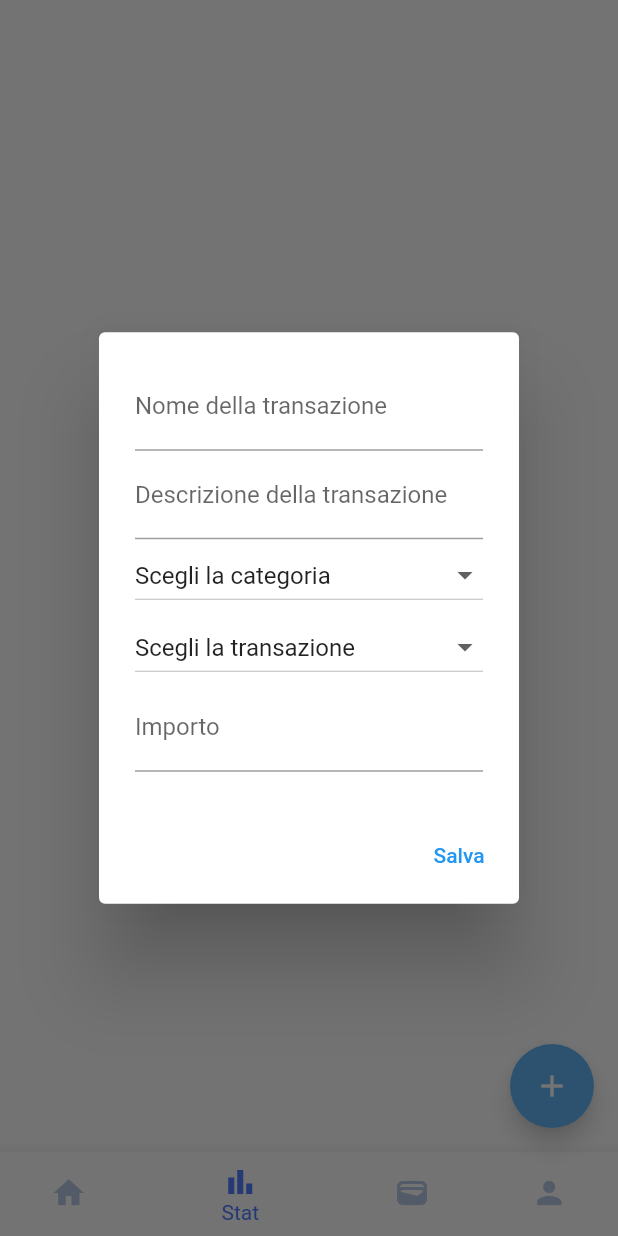
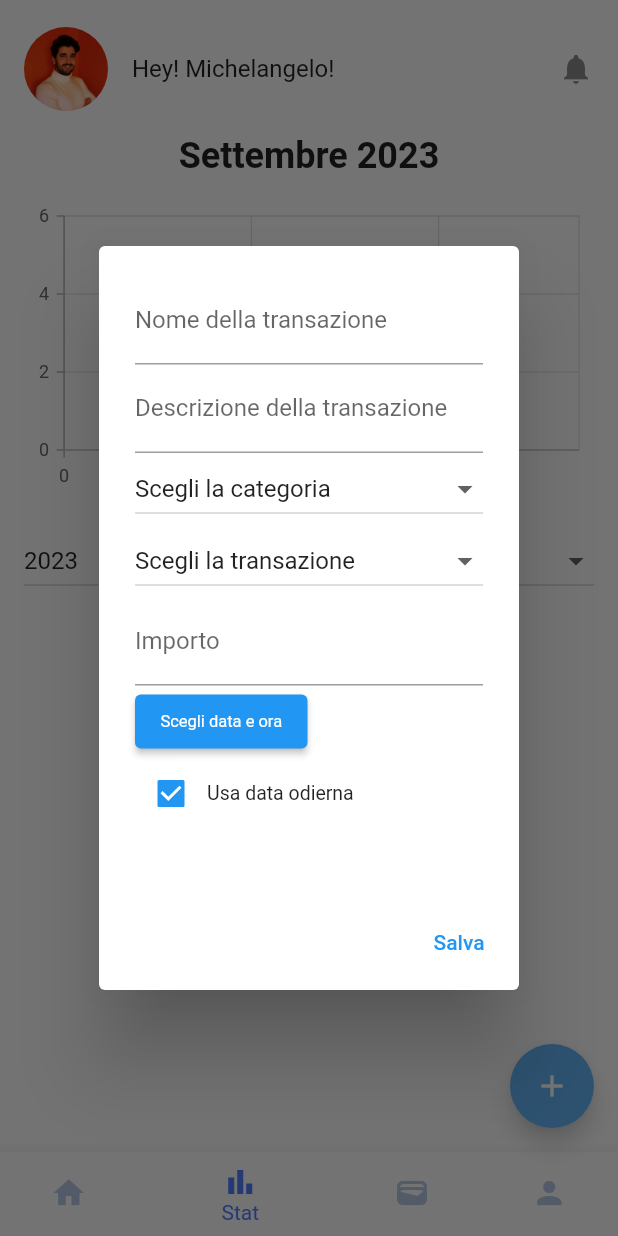
Before and after one commit to Michelangelo00/flutter-projects, a Flutter app: the screen it shows after launch, item 2 of the bottom bar chosen, after a tap on the "add" icon, on a phone screen of 412 x 824 dp. Run offline on Flutter 3.47's test engine with Material 2 defaults, Android fonts, the phone set to English and light mode, and no system bars; our stand-ins replace sqflite, syncfusion_flutter_charts; accounts and stored records are empty.

Commit message:
17:37 - 01/09/2023

```diff
--- /dev/null
+++ b/moneymanagerapp/lib/screens/home_stat_tab.dart
@@ -0,0 +1,237 @@
+import 'package:flutter/material.dart';
+import 'package:moneymanagerapp/data/userInfo.dart';
+import 'package:moneymanagerapp/utils/constants.dart';
+import 'package:moneymanagerapp/utils/database_helper.dart';
+import 'package:syncfusion_flutter_charts/charts.dart';
+import 'package:moneymanagerapp/widget/transiction_item_title.dart';
+
+class HomeStatTab extends StatefulWidget {
+  final List<Transaction> transactions;
+  final UserInfo userdata;
+  final Function() onReload;
+
+  const HomeStatTab(
+      {super.key,
+      required this.userdata,
+      required this.onReload,
+      required this.transactions});
+
+  @override
+  _HomeStatTabState createState() => _HomeStatTabState();
+}
+
+class _HomeStatTabState extends State<HomeStatTab> {
+  String? selectedMonth;
+  String? selectedYear;
+  List<Transaction> _transactions = []; // 1. Aggiorna lo stato
+
+  List<String> months = [
+    "Gennaio",
+    "Febbraio",
+    "Marzo",
+    "Aprile",
+    "Maggio",
+    "Giugno",
+    "Luglio",
+    "Agosto",
+    "Settembre",
+    "Ottobre",
+    "Novembre",
+    "Dicembre"
+  ];
+
+  List<String> years = List<String>.generate(1101, (int index) {
+    return (1900 + index).toString();
+  });
+
+  @override
+  void initState() {
+    super.initState();
+
+    DateTime now = DateTime.now();
+    selectedYear = now.year.toString();
+    selectedMonth = months[now.month - 1];
+
+    // Carica i dati all'inizializzazione
+    loadData();
+  }
+
+  loadData() async {
+    List<Transaction> loadedTransactions = await DatabaseHelper.instance
+        .getTransactionsForMonthAndYear(selectedMonth!, selectedYear!, months);
+    setState(() {
+      _transactions = loadedTransactions;
+    });
+  }
+
+
+
+  @override
+  Widget build(BuildContext context) {
+
+    // 1. Numero di giorni nel mese
+    int daysInMonth = DateTime(
+      int.parse(selectedYear!),
+      months.indexOf(selectedMonth!) + 2,
+      0,
+    ).day;
+
+    // 2. Trova la transazione massima (Assumendo che _transactions sia la tua lista di transazioni)
+    double maxTransaction = _transactions.isEmpty
+        ? 0.0
+        : _transactions
+            .map((transaction) => double.parse(transaction.amount))
+            .reduce((double a, double b) => a > b ? a : b);
+
+    // 3. Aggiungi un margine (ad esempio, il 10% del maxTransaction)
+    double upperLimit = maxTransaction * 1.1;
+
+    return ListView(
+      shrinkWrap: true,
+      children: [
+        Padding(
+          padding: const EdgeInsets.only(top: 18.0),
+          child: ListTile(
+            title: Text("Hey! ${widget.userdata.name}!"),
+            leading: ClipRRect(
+              borderRadius:
+                  const BorderRadius.all(Radius.circular(defaultRadius * 4)),
+              child: Image.asset("assets/image/profile.jpeg"),
+            ),
+            trailing: const Icon(Icons.notifications),
+          ),
+        ),
+        Padding(
+          padding: const EdgeInsets.all(16.0),
+          child: Column(
+            crossAxisAlignment: CrossAxisAlignment.center,
+            children: [
+              // Titolo
+              Text(
+                "${selectedMonth ?? 'Mese attuale'} ${selectedYear ?? 'Anno attuale'}",
+                style: const TextStyle(
+                  fontSize: 24,
+                  fontWeight: FontWeight.bold,
+                ),
+              ),
+              const SizedBox(height: 16),
+              // Grafico
+              Container(
+                height: 200,
+                color: Colors.transparent,
+                child: SfCartesianChart(),
+              ),
+              const SizedBox(height: 16),
+              // Dropdowns per il mese e l'anno
+              Row(
+                mainAxisAlignment: MainAxisAlignment.spaceAround,
+                children: [
+                  // Anno
+                  Expanded(
+                    child: DropdownButton<String>(
+                      menuMaxHeight: 300,
+                      isExpanded: true,
+                      value: selectedYear,
+                      hint: const Text("Scegli l'anno"),
+                      items: years.map((String value) {
+                        return DropdownMenuItem<String>(
+                          value: value,
+                          child: Text(value),
+                        );
+                      }).toList(),
+                      onChanged: (newValue) {
+                        setState(() {
+                          selectedYear = newValue;
+                          loadData();
+                        });
+                      },
+                    ),
+                  ),
+                  const SizedBox(width: 16),
+                  // Mese
+                  Expanded(
+                    child: DropdownButton<String>(
+                      menuMaxHeight: 300,
+                      isExpanded: true,
+                      value: selectedMonth,
+                      hint: const Text("Scegli il mese"),
+                      items: months.map((String value) {
+                        return DropdownMenuItem<String>(
+                          value: value,
+                          child: Text(value),
+                        );
+                      }).toList(),
+                      onChanged: (newValue) {
+                        setState(() {
+                          selectedMonth = newValue;
+                          loadData();
+                        });
+                      },
+                    ),
+                  ),
+                ],
+              ),
+              const SizedBox(height: 16),
+              // Lista delle transazioni
+              const Text('Transazioni'),
+              const SizedBox(height: 16),
+              FutureBuilder<List<Transaction>>(
+                future: DatabaseHelper.instance.getTransactionsForMonthAndYear(
+                    selectedMonth!, selectedYear!, months),
+                builder: (context, snapshot) {
+                  if (snapshot.connectionState == ConnectionState.waiting) {
+                    return const Center(child: CircularProgressIndicator());
+                  } else if (snapshot.hasError) {
+                    return Center(
+                      child:
+                          Text('Si è verificato un errore: ${snapshot.error}'),
+                    );
+                  } else if (!snapshot.hasData || snapshot.data!.isEmpty) {
+                    return const Center(
+                      child: Text('Nessuna transazione disponibile.'),
+                    );
+                  } else {
+                    List<Transaction> transactions = snapshot.data!;
+                    transactions = List.from(transactions);
+                    return Column(
+                      children: transactions.map((transaction) {
+                        return TransictionItemTitle(
+                          transaction: transaction,
+                          onReload: loadData,
+                          onTransactionDeleted: _onTransactionDeleted,
+                        );
+                      }).toList(),
+                    );
+                  }
+                },
+              ),
+            ],
+          ),
+        ),
+      ],
+    );
+  }
+
+  void _onTransactionDeleted(double amount, TransactionType type) {
+    setState(() {
+      if (type == TransactionType.entrata) {
+        String entrataWithoutCurrency =
+            widget.userdata.entrata.replaceAll('€', '').trim();
+        widget.userdata.entrata =
+            '${double.parse(entrataWithoutCurrency) - amount}€';
+      } else if (type == TransactionType.uscita) {
+        String uscitaWithoutCurrency =
+            widget.userdata.uscita.replaceAll('€', '').trim();
+        widget.userdata.uscita =
+            '${double.parse(uscitaWithoutCurrency) - amount}€';
+      }
+
+      String entrataWithoutCurrency =
+          widget.userdata.entrata.replaceAll('€', '').trim();
+      String uscitaWithoutCurrency =
+          widget.userdata.uscita.replaceAll('€', '').trim();
+      widget.userdata.totalBalance =
+          '${double.parse(entrataWithoutCurrency) - double.parse(uscitaWithoutCurrency)}€';
+    });
+  }
+}
--- a/moneymanagerapp/lib/screens/main_screen_host.dart
+++ b/moneymanagerapp/lib/screens/main_screen_host.dart
@@ -2,6 +2,7 @@ import 'package:flutter/material.dart';
 import 'package:moneymanagerapp/data/userInfo.dart';
 import 'package:moneymanagerapp/screens/home_profile_tab.dart';
 import 'package:moneymanagerapp/screens/home_screen_tab.dart';
+import 'package:moneymanagerapp/screens/home_stat_tab.dart';
 import 'package:moneymanagerapp/utils/constants.dart';
 import 'package:moneymanagerapp/widget/transiction_item_title.dart';
 import 'package:intl/intl.dart';
@@ -19,6 +20,8 @@ class _MainScreenHostState extends State<MainScreenHost> {
   List<Transaction> transactions = [];
   var currentIndex = 0;
   HomeScreenTab? homeScreenTab;
+  HomeStatTab? homeStatTab;
+  DateTime selectedDateTime = DateTime.now();
 
   @override
   void initState() {
@@ -37,10 +40,13 @@ class _MainScreenHostState extends State<MainScreenHost> {
         return HomeScreenTab(
           transactions: transactions,
           userdata: userdata,
-          onReload: () {},
+          onReload: _reloadTransactions,
         );
       case 1:
-        return Container();
+        return HomeStatTab(
+            transactions: transactions,
+            userdata: userdata,
+            onReload: _reloadTransactions);
       case 2:
         return Container();
       case 3:
@@ -100,6 +106,8 @@ class _MainScreenHostState extends State<MainScreenHost> {
     String formattedDate = DateFormat('dd-MM-yyyy HH:mm', 'it').format(now);
     String categoryErrorMessage = '';
     String transactionErrorMessage = '';
+    bool useCurrentDate = true;
+    String displayedDate = '';
 
     showDialog(
       context: context,
@@ -107,7 +115,8 @@ class _MainScreenHostState extends State<MainScreenHost> {
         return StatefulBuilder(
             builder: (BuildContext context, StateSetter setState) {
           return AlertDialog(
-            content: Column(
+            content: SingleChildScrollView(
+              child: Column(
                 mainAxisSize: MainAxisSize.min,
                 children: [
                   TextField(
@@ -183,8 +192,8 @@ class _MainScreenHostState extends State<MainScreenHost> {
                           ),
                           value: newTransictionType,
                           hint: const Text("Scegli la transazione"),
-                        items:
-                            TransactionType.values.map((TransactionType type) {
+                          items: TransactionType.values
+                              .map((TransactionType type) {
                             return DropdownMenuItem<TransactionType>(
                               value: type,
                               child: type == TransactionType.none
@@ -222,7 +231,77 @@ class _MainScreenHostState extends State<MainScreenHost> {
                     decoration: const InputDecoration(labelText: 'Importo'),
                     keyboardType: TextInputType.number,
                   ),
+                  Column(
+                    crossAxisAlignment: CrossAxisAlignment.start,
+                    children: [
+                      ElevatedButton(
+                        onPressed: () async {
+                          setState(() {
+                            useCurrentDate = false; // disattiva la checkbox
+                          });
+                          final DateTime? pickedDate = await showDatePicker(
+                            context: context,
+                            initialDate: selectedDateTime,
+                            firstDate: DateTime(1900),
+                            lastDate: DateTime(3000),
+                          );
+                          if (pickedDate != null) {
+                            final TimeOfDay? pickedTime = await showTimePicker(
+                              context: context,
+                              initialTime:
+                                  TimeOfDay.fromDateTime(selectedDateTime),
+                            );
+                            if (pickedTime != null) {
+                              selectedDateTime = DateTime(
+                                pickedDate.year,
+                                pickedDate.month,
+                                pickedDate.day,
+                                pickedTime.hour,
+                                pickedTime.minute,
+                              );
+                              formattedDate =
+                                  DateFormat('dd-MM-yyyy HH:mm', 'it')
+                                      .format(selectedDateTime);
+                              setState(() {
+                                displayedDate = formattedDate;
+                              });
+                            }
+                          }
+                        },
+                        child: Text("Scegli data e ora"),
+                        style: ElevatedButton.styleFrom(
+                          fixedSize: const Size(115, 10),
+                          textStyle: const TextStyle(fontSize: 11),
+                        ),
+                      ),
+                      Row(
+                        mainAxisAlignment: MainAxisAlignment.start,
+                        children: [
+                          Checkbox(
+                            value: useCurrentDate,
+                            onChanged: (bool? value) {
+                              setState(() {
+                                useCurrentDate = value!;
+                              });
+                            },
+                          ),
+                          const Text(
+                            'Usa data odierna',
+                            style: TextStyle(fontSize: 13),
+                          ),
                         ],
+                      ),
+                      Text(
+                        "$displayedDate",
+                        style: const TextStyle(
+                          fontSize: 16,
+                          fontWeight: FontWeight.bold,
+                        ),
+                      ),
+                    ],
+                  ),
+                ],
+              ),
             ),
             actions: [
               TextButton(
@@ -317,6 +396,7 @@ class _MainScreenHostState extends State<MainScreenHost> {
           ));
       _reloadTransactions();
       updateHomeScreenTab();
+      updateHomeStatTab();
     });
   }
 
@@ -351,6 +431,15 @@ class _MainScreenHostState extends State<MainScreenHost> {
     });
   }
 
+  void updateHomeStatTab() {
+    setState(() {
+      homeStatTab = HomeStatTab(
+          transactions: transactions,
+          userdata: userdata,
+          onReload: _reloadTransactions);
+    });
+  }
+
   String formatCurrency(double value) {
     final oCcy = NumberFormat("#,##0.00", "en_US");
     String formattedValue = oCcy
--- a/moneymanagerapp/lib/utils/database_helper.dart
+++ b/moneymanagerapp/lib/utils/database_helper.dart
@@ -94,4 +94,37 @@ class DatabaseHelper {
       whereArgs: [id],
     );
   }
+
+  Future<List<Transaction>> getTransactionsForMonthAndYear(
+      String month, String year, List<String> months) async {
+    sql.Database? db = await database;
+    int monthIndex =
+        months.indexOf(month) + 1; // Converti il nome del mese in numero
+    String monthStr = monthIndex < 10 ? '0$monthIndex' : monthIndex.toString();
+
+    // Query per la ricerca del mese e dell'anno
+    final List<Map<String, dynamic>> maps = await db!.query(
+      tableTransactions,
+      where: "substr(date, 7, 4) = ? AND substr(date, 4, 2) = ?",
+      whereArgs: [year, monthStr],
+      orderBy: 'date DESC',
+    );
+
+    // Ritorna una lista di transazioni appartenenti a quel mese e quell'anno
+    return List.generate(maps.length, (i) {
+      return Transaction(
+        maps[i]['id'],
+        ItemCategoryType.values.firstWhere(
+            (e) => e.toString() == maps[i]['categoryType'],
+            orElse: () => ItemCategoryType.none),
+        TransactionType.values.firstWhere(
+            (e) => e.toString() == maps[i]['transactionType'],
+            orElse: () => TransactionType.none),
+        maps[i]['itemCategoryName'],
+        maps[i]['itemName'],
+        maps[i]['amount'],
+        maps[i]['date'],
+      );
+    });
+  }
 }
--- a/moneymanagerapp/pubspec.yaml
+++ b/moneymanagerapp/pubspec.yaml
@@ -38,6 +38,7 @@ dependencies:
   # Use with the CupertinoIcons class for iOS style icons.
   cupertino_icons: ^1.0.2
   intl: ^0.18.1
+  syncfusion_flutter_charts: ^22.2.11
 
 dev_dependencies:
   flutter_test:
```
Also changed, not shown: moneymanagerapp/pubspec.lock. Lines whose indentation alone changed are shown as unchanged.
